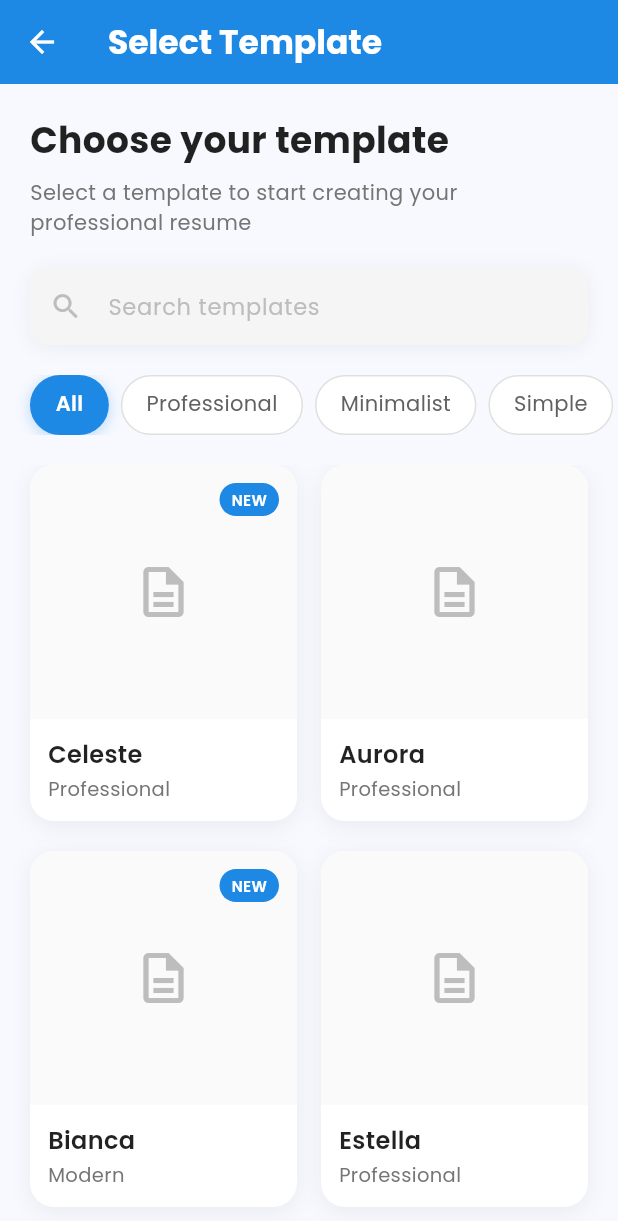
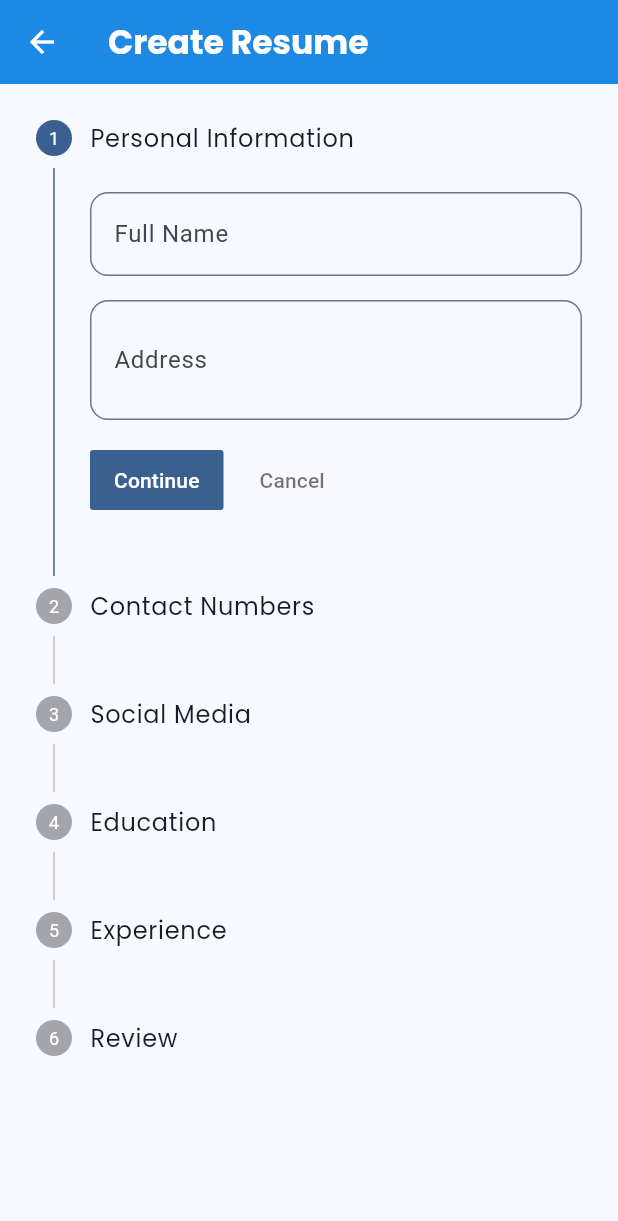
Before and after one commit to chamudithaperera/Flutter-Dart-project-07-Resume_Maker, a Flutter app: the SelectTemplatePage screen opened directly, after a tap on "NEW", on a phone screen of 412 x 824 dp. Shown: the top 1221 px of the screen. Run offline on Flutter 3.47's test engine with Material 3 defaults, Android fonts, the light colour scheme and no system bars; our stand-ins replace google_fonts.

Commit message:
Implement navigation to ResumeFormPage from selected template in SelectTemplatePage, enabling users to create resumes with chosen templates.

```diff
--- /dev/null
+++ b/resume_maker/lib/screens/resume_form_page.dart
@@ -0,0 +1,491 @@
+import 'package:flutter/material.dart';
+import 'package:google_fonts/google_fonts.dart';
+
+class ResumeFormPage extends StatefulWidget {
+  final String templateName;
+
+  const ResumeFormPage({super.key, required this.templateName});
+
+  @override
+  State<ResumeFormPage> createState() => _ResumeFormPageState();
+}
+
+class _ResumeFormPageState extends State<ResumeFormPage> {
+  int _currentStep = 0;
+  final _formKey = GlobalKey<FormState>();
+
+  // Form data
+  final TextEditingController _nameController = TextEditingController();
+  final TextEditingController _addressController = TextEditingController();
+  List<TextEditingController> _contactControllers = [TextEditingController()];
+  List<SocialMedia> _socialMedia = [SocialMedia()];
+  List<Education> _education = [Education()];
+  List<Experience> _experience = [Experience()];
+
+  @override
+  void dispose() {
+    _nameController.dispose();
+    _addressController.dispose();
+    for (var controller in _contactControllers) {
+      controller.dispose();
+    }
+    for (var social in _socialMedia) {
+      social.dispose();
+    }
+    for (var edu in _education) {
+      edu.dispose();
+    }
+    for (var exp in _experience) {
+      exp.dispose();
+    }
+    super.dispose();
+  }
+
+  @override
+  Widget build(BuildContext context) {
+    return Scaffold(
+      appBar: AppBar(
+        title: Text(
+          'Create Resume',
+          style: GoogleFonts.poppins(fontWeight: FontWeight.bold),
+        ),
+        backgroundColor: const Color(0xFF1E88E5),
+        foregroundColor: Colors.white,
+      ),
+      body: Form(
+        key: _formKey,
+        child: Stepper(
+          currentStep: _currentStep,
+          onStepContinue: () {
+            if (_currentStep < 5) {
+              setState(() {
+                _currentStep++;
+              });
+            }
+          },
+          onStepCancel: () {
+            if (_currentStep > 0) {
+              setState(() {
+                _currentStep--;
+              });
+            }
+          },
+          steps: [
+            // Personal Information
+            Step(
+              title: Text('Personal Information', style: GoogleFonts.poppins()),
+              content: Column(
+                children: [
+                  TextFormField(
+                    controller: _nameController,
+                    decoration: InputDecoration(
+                      labelText: 'Full Name',
+                      border: OutlineInputBorder(
+                        borderRadius: BorderRadius.circular(12),
+                      ),
+                    ),
+                    validator: (value) {
+                      if (value == null || value.isEmpty) {
+                        return 'Please enter your name';
+                      }
+                      return null;
+                    },
+                  ),
+                  const SizedBox(height: 16),
+                  TextFormField(
+                    controller: _addressController,
+                    decoration: InputDecoration(
+                      labelText: 'Address',
+                      border: OutlineInputBorder(
+                        borderRadius: BorderRadius.circular(12),
+                      ),
+                    ),
+                    maxLines: 2,
+                  ),
+                ],
+              ),
+              isActive: _currentStep >= 0,
+            ),
+
+            // Contact Numbers
+            Step(
+              title: Text('Contact Numbers', style: GoogleFonts.poppins()),
+              content: Column(
+                children: [
+                  ..._contactControllers.asMap().entries.map((entry) {
+                    int idx = entry.key;
+                    return Padding(
+                      padding: const EdgeInsets.only(bottom: 16),
+                      child: Row(
+                        children: [
+                          Expanded(
+                            child: TextFormField(
+                              controller: entry.value,
+                              decoration: InputDecoration(
+                                labelText: 'Contact Number ${idx + 1}',
+                                border: OutlineInputBorder(
+                                  borderRadius: BorderRadius.circular(12),
+                                ),
+                              ),
+                              keyboardType: TextInputType.phone,
+                            ),
+                          ),
+                          const SizedBox(width: 8),
+                          if (_contactControllers.length > 1)
+                            IconButton(
+                              icon: const Icon(Icons.delete, color: Colors.red),
+                              onPressed: () => _removeContact(idx),
+                            ),
+                        ],
+                      ),
+                    );
+                  }).toList(),
+                  ElevatedButton.icon(
+                    onPressed: _addContact,
+                    icon: const Icon(Icons.add),
+                    label: const Text('Add Contact'),
+                    style: ElevatedButton.styleFrom(
+                      backgroundColor: const Color(0xFF1E88E5),
+                      foregroundColor: Colors.white,
+                    ),
+                  ),
+                ],
+              ),
+              isActive: _currentStep >= 1,
+            ),
+
+            // Social Media
+            Step(
+              title: Text('Social Media', style: GoogleFonts.poppins()),
+              content: Column(
+                children: [
+                  ..._socialMedia.asMap().entries.map((entry) {
+                    int idx = entry.key;
+                    return Padding(
+                      padding: const EdgeInsets.only(bottom: 16),
+                      child: Column(
+                        children: [
+                          Row(
+                            children: [
+                              Expanded(
+                                child: TextFormField(
+                                  controller: entry.value.platformController,
+                                  decoration: InputDecoration(
+                                    labelText: 'Platform Name',
+                                    border: OutlineInputBorder(
+                                      borderRadius: BorderRadius.circular(12),
+                                    ),
+                                  ),
+                                ),
+                              ),
+                              const SizedBox(width: 8),
+                              if (_socialMedia.length > 1)
+                                IconButton(
+                                  icon: const Icon(Icons.delete, color: Colors.red),
+                                  onPressed: () => _removeSocialMedia(idx),
+                                ),
+                            ],
+                          ),
+                          const SizedBox(height: 8),
+                          TextFormField(
+                            controller: entry.value.urlController,
+                            decoration: InputDecoration(
+                              labelText: 'URL',
+                              border: OutlineInputBorder(
+                                borderRadius: BorderRadius.circular(12),
+                              ),
+                            ),
+                          ),
+                        ],
+                      ),
+                    );
+                  }).toList(),
+                  ElevatedButton.icon(
+                    onPressed: _addSocialMedia,
+                    icon: const Icon(Icons.add),
+                    label: const Text('Add Social Media'),
+                    style: ElevatedButton.styleFrom(
+                      backgroundColor: const Color(0xFF1E88E5),
+                      foregroundColor: Colors.white,
+                    ),
+                  ),
+                ],
+              ),
+              isActive: _currentStep >= 2,
+            ),
+
+            // Education
+            Step(
+              title: Text('Education', style: GoogleFonts.poppins()),
+              content: Column(
+                children: [
+                  ..._education.asMap().entries.map((entry) {
+                    int idx = entry.key;
+                    return Padding(
+                      padding: const EdgeInsets.only(bottom: 16),
+                      child: Column(
+                        children: [
+                          Row(
+                            children: [
+                              Expanded(
+                                child: Column(
+                                  children: [
+                                    TextFormField(
+                                      controller: entry.value.timeController,
+                                      decoration: InputDecoration(
+                                        labelText: 'Time Period',
+                                        border: OutlineInputBorder(
+                                          borderRadius: BorderRadius.circular(12),
+                                        ),
+                                      ),
+                                    ),
+                                    const SizedBox(height: 8),
+                                    TextFormField(
+                                      controller: entry.value.qualificationController,
+                                      decoration: InputDecoration(
+                                        labelText: 'Qualification',
+                                        border: OutlineInputBorder(
+                                          borderRadius: BorderRadius.circular(12),
+                                        ),
+                                      ),
+                                    ),
+                                    const SizedBox(height: 8),
+                                    TextFormField(
+                                      controller: entry.value.instituteController,
+                                      decoration: InputDecoration(
+                                        labelText: 'Institute',
+                                        border: OutlineInputBorder(
+                                          borderRadius: BorderRadius.circular(12),
+                                        ),
+                                      ),
+                                    ),
+                                  ],
+                                ),
+                              ),
+                              const SizedBox(width: 8),
+                              if (_education.length > 1)
+                                IconButton(
+                                  icon: const Icon(Icons.delete, color: Colors.red),
+                                  onPressed: () => _removeEducation(idx),
+                                ),
+                            ],
+                          ),
+                        ],
+                      ),
+                    );
+                  }).toList(),
+                  ElevatedButton.icon(
+                    onPressed: _addEducation,
+                    icon: const Icon(Icons.add),
+                    label: const Text('Add Education'),
+                    style: ElevatedButton.styleFrom(
+                      backgroundColor: const Color(0xFF1E88E5),
+                      foregroundColor: Colors.white,
+                    ),
+                  ),
+                ],
+              ),
+              isActive: _currentStep >= 3,
+            ),
+
+            // Experience
+            Step(
+              title: Text('Experience', style: GoogleFonts.poppins()),
+              content: Column(
+                children: [
+                  ..._experience.asMap().entries.map((entry) {
+                    int idx = entry.key;
+                    return Padding(
+                      padding: const EdgeInsets.only(bottom: 16),
+                      child: Column(
+                        children: [
+                          Row(
+                            children: [
+                              Expanded(
+                                child: Column(
+                                  children: [
+                                    TextFormField(
+                                      controller: entry.value.timeController,
+                                      decoration: InputDecoration(
+                                        labelText: 'Time Period',
+                                        border: OutlineInputBorder(
+                                          borderRadius: BorderRadius.circular(12),
+                                        ),
+                                      ),
+                                    ),
+                                    const SizedBox(height: 8),
+                                    TextFormField(
+                                      controller: entry.value.positionController,
+                                      decoration: InputDecoration(
+                                        labelText: 'Position',
+                                        border: OutlineInputBorder(
+                                          borderRadius: BorderRadius.circular(12),
+                                        ),
+                                      ),
+                                    ),
+                                    const SizedBox(height: 8),
+                                    TextFormField(
+                                      controller: entry.value.companyController,
+                                      decoration: InputDecoration(
+                                        labelText: 'Company',
+                                        border: OutlineInputBorder(
+                                          borderRadius: BorderRadius.circular(12),
+                                        ),
+                                      ),
+                                    ),
+                                  ],
+                                ),
+                              ),
+                              const SizedBox(width: 8),
+                              if (_experience.length > 1)
+                                IconButton(
+                                  icon: const Icon(Icons.delete, color: Colors.red),
+                                  onPressed: () => _removeExperience(idx),
+                                ),
+                            ],
+                          ),
+                        ],
+                      ),
+                    );
+                  }).toList(),
+                  ElevatedButton.icon(
+                    onPressed: _addExperience,
+                    icon: const Icon(Icons.add),
+                    label: const Text('Add Experience'),
+                    style: ElevatedButton.styleFrom(
+                      backgroundColor: const Color(0xFF1E88E5),
+                      foregroundColor: Colors.white,
+                    ),
+                  ),
+                ],
+              ),
+              isActive: _currentStep >= 4,
+            ),
+
+            // Review
+            Step(
+              title: Text('Review', style: GoogleFonts.poppins()),
+              content: Column(
+                crossAxisAlignment: CrossAxisAlignment.stretch,
+                children: [
+                  Text(
+                    'Review your information',
+                    style: GoogleFonts.poppins(
+                      fontSize: 18,
+                      fontWeight: FontWeight.bold,
+                    ),
+                  ),
+                  const SizedBox(height: 16),
+                  ElevatedButton(
+                    onPressed: () {
+                      // TODO: Generate resume
+                    },
+                    style: ElevatedButton.styleFrom(
+                      backgroundColor: const Color(0xFF1E88E5),
+                      foregroundColor: Colors.white,
+                      padding: const EdgeInsets.symmetric(vertical: 16),
+                    ),
+                    child: Text(
+                      'Generate Resume',
+                      style: GoogleFonts.poppins(
+                        fontSize: 16,
+                        fontWeight: FontWeight.w600,
+                      ),
+                    ),
+                  ),
+                ],
+              ),
+              isActive: _currentStep >= 5,
+            ),
+          ],
+        ),
+      ),
+    );
+  }
+
+  void _addContact() {
+    setState(() {
+      _contactControllers.add(TextEditingController());
+    });
+  }
+
+  void _removeContact(int index) {
+    setState(() {
+      _contactControllers[index].dispose();
+      _contactControllers.removeAt(index);
+    });
+  }
+
+  void _addSocialMedia() {
+    setState(() {
+      _socialMedia.add(SocialMedia());
+    });
+  }
+
+  void _removeSocialMedia(int index) {
+    setState(() {
+      _socialMedia[index].dispose();
+      _socialMedia.removeAt(index);
+    });
+  }
+
+  void _addEducation() {
+    setState(() {
+      _education.add(Education());
+    });
+  }
+
+  void _removeEducation(int index) {
+    setState(() {
+      _education[index].dispose();
+      _education.removeAt(index);
+    });
+  }
+
+  void _addExperience() {
+    setState(() {
+      _experience.add(Experience());
+    });
+  }
+
+  void _removeExperience(int index) {
+    setState(() {
+      _experience[index].dispose();
+      _experience.removeAt(index);
+    });
+  }
+}
+
+class SocialMedia {
+  final TextEditingController platformController = TextEditingController();
+  final TextEditingController urlController = TextEditingController();
+
+  void dispose() {
+    platformController.dispose();
+    urlController.dispose();
+  }
+}
+
+class Education {
+  final TextEditingController timeController = TextEditingController();
+  final TextEditingController qualificationController = TextEditingController();
+  final TextEditingController instituteController = TextEditingController();
+
+  void dispose() {
+    timeController.dispose();
+    qualificationController.dispose();
+    instituteController.dispose();
+  }
+}
+
+class Experience {
+  final TextEditingController timeController = TextEditingController();
+  final TextEditingController positionController = TextEditingController();
+  final TextEditingController companyController = TextEditingController();
+
+  void dispose() {
+    timeController.dispose();
+    positionController.dispose();
+    companyController.dispose();
+  }
+}
--- a/resume_maker/lib/screens/select_template_page.dart
+++ b/resume_maker/lib/screens/select_template_page.dart
@@ -1,5 +1,6 @@
 import 'package:flutter/material.dart';
 import 'package:google_fonts/google_fonts.dart';
+import 'resume_form_page.dart';
 
 class SelectTemplatePage extends StatelessWidget {
   const SelectTemplatePage({super.key});
@@ -192,7 +193,12 @@ class SelectTemplatePage extends StatelessWidget {
       color: Colors.transparent,
       child: InkWell(
         onTap: () {
-          // TODO: Navigate to resume creation with selected template
+          Navigator.push(
+            context,
+            MaterialPageRoute(
+              builder: (context) => ResumeFormPage(templateName: name),
+            ),
+          );
         },
         borderRadius: BorderRadius.circular(16),
         child: Container(
```
